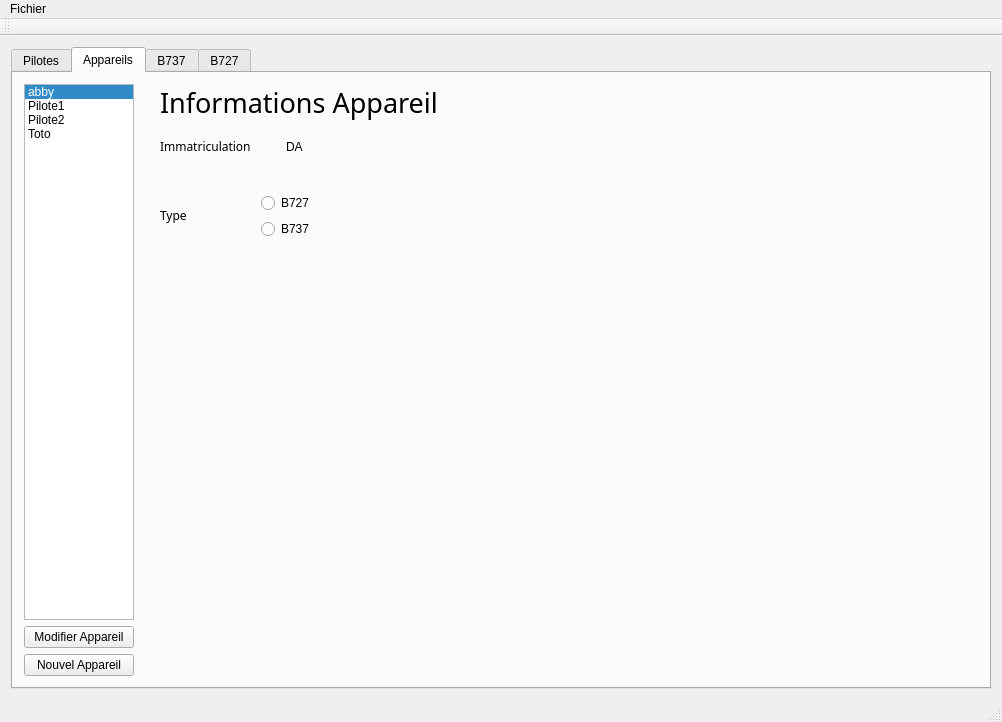
This is crispy_chainsaw/mainwindow.ui in ViryBe/crispy_chainsaw as Qt 5 draws it before an edit. The edited form follows.
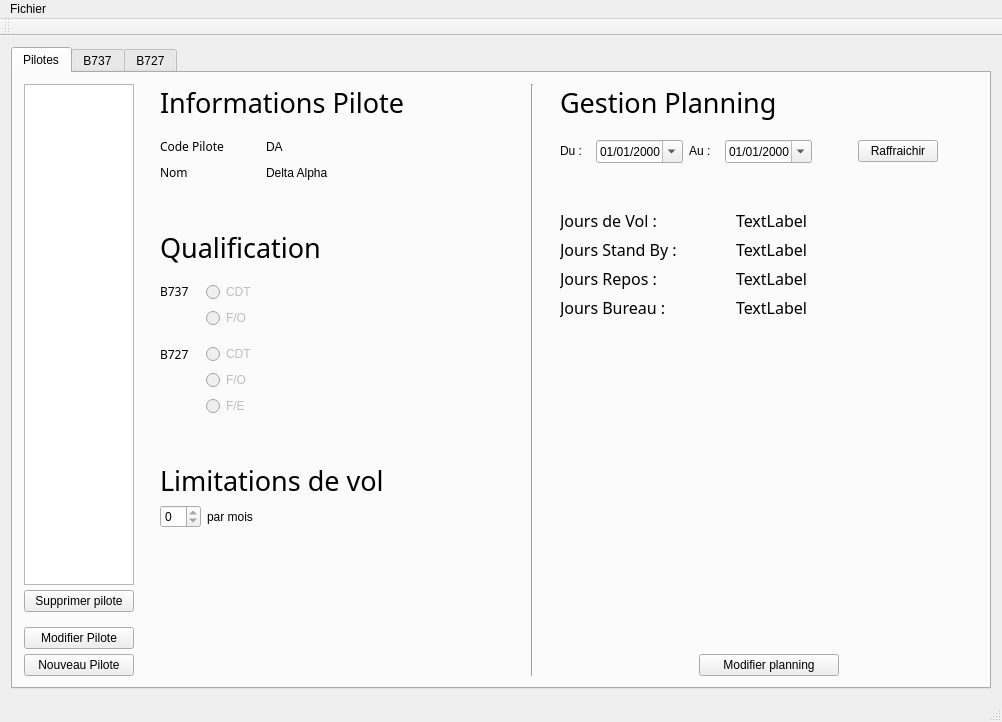
This is the edited form. The open tabs and pages were chosen to show the change.

Diff of the .ui file:
```diff
--- a/crispy_chainsaw/mainwindow.ui
+++ b/crispy_chainsaw/mainwindow.ui
@@ -17,6 +17,9 @@
    <layout class="QVBoxLayout" name="verticalLayout">
     <item>
      <widget class="QTabWidget" name="tabWidget">
+      <property name="enabled">
+       <bool>true</bool>
+      </property>
       <property name="currentIndex">
        <number>0</number>
       </property>
@@ -1063,308 +1066,6 @@
         </item>
        </layout>
       </widget>
-      <widget class="QWidget" name="flotteTab">
-       <attribute name="title">
-        <string>Appareils</string>
-       </attribute>
-       <layout class="QHBoxLayout" name="horizontalLayout_12">
-        <item>
-         <layout class="QVBoxLayout" name="verticalLayout_6">
-          <item>
-           <widget class="QListWidget" name="planeList">
-            <property name="minimumSize">
-             <size>
-              <width>110</width>
-              <height>0</height>
-             </size>
-            </property>
-            <property name="maximumSize">
-             <size>
-              <width>110</width>
-              <height>16777215</height>
-             </size>
-            </property>
-            <property name="alternatingRowColors">
-             <bool>false</bool>
-            </property>
-            <property name="currentRow">
-             <number>0</number>
-            </property>
-            <property name="sortingEnabled">
-             <bool>true</bool>
-            </property>
-            <item>
-             <property name="text">
-              <string>abby</string>
-             </property>
-            </item>
-            <item>
-             <property name="text">
-              <string>Pilote1</string>
-             </property>
-            </item>
-            <item>
-             <property name="text">
-              <string>Pilote2</string>
-             </property>
-            </item>
-            <item>
-             <property name="text">
-              <string>Toto</string>
-             </property>
-            </item>
-           </widget>
-          </item>
-          <item>
-           <widget class="QPushButton" name="planeManage">
-            <property name="minimumSize">
-             <size>
-              <width>110</width>
-              <height>0</height>
-             </size>
-            </property>
-            <property name="maximumSize">
-             <size>
-              <width>110</width>
-              <height>16777215</height>
-             </size>
-            </property>
-            <property name="text">
-             <string>Modifier Appareil</string>
-            </property>
-           </widget>
-          </item>
-          <item>
-           <widget class="QPushButton" name="planeAdd">
-            <property name="sizePolicy">
-             <sizepolicy hsizetype="Minimum" vsizetype="Fixed">
-              <horstretch>0</horstretch>
-              <verstretch>0</verstretch>
-             </sizepolicy>
-            </property>
-            <property name="minimumSize">
-             <size>
-              <width>110</width>
-              <height>0</height>
-             </size>
-            </property>
-            <property name="maximumSize">
-             <size>
-              <width>110</width>
-              <height>16777215</height>
-             </size>
-            </property>
-            <property name="text">
-             <string>Nouvel Appareil</string>
-            </property>
-           </widget>
-          </item>
-         </layout>
-        </item>
-        <item>
-         <layout class="QVBoxLayout" name="verticalLayout_8">
-          <property name="leftMargin">
-           <number>20</number>
-          </property>
-          <item>
-           <widget class="QLabel" name="informationPlane">
-            <property name="sizePolicy">
-             <sizepolicy hsizetype="Minimum" vsizetype="Fixed">
-              <horstretch>0</horstretch>
-              <verstretch>0</verstretch>
-             </sizepolicy>
-            </property>
-            <property name="font">
-             <font>
-              <family>Microsoft JhengHei Light</family>
-              <pointsize>20</pointsize>
-             </font>
-            </property>
-            <property name="text">
-             <string>Informations Appareil</string>
-            </property>
-           </widget>
-          </item>
-          <item>
-           <spacer name="verticalSpacer_10">
-            <property name="orientation">
-             <enum>Qt::Vertical</enum>
-            </property>
-            <property name="sizeType">
-             <enum>QSizePolicy::Fixed</enum>
-            </property>
-            <property name="sizeHint" stdset="0">
-             <size>
-              <width>20</width>
-              <height>10</height>
-             </size>
-            </property>
-           </spacer>
-          </item>
-          <item>
-           <layout class="QHBoxLayout" name="horizontalLayout_11">
-            <item>
-             <widget class="QLabel" name="codePlane">
-              <property name="sizePolicy">
-               <sizepolicy hsizetype="Fixed" vsizetype="Fixed">
-                <horstretch>0</horstretch>
-                <verstretch>0</verstretch>
-               </sizepolicy>
-              </property>
-              <property name="minimumSize">
-               <size>
-                <width>120</width>
-                <height>0</height>
-               </size>
-              </property>
-              <property name="font">
-               <font>
-                <family>Microsoft JhengHei Light</family>
-               </font>
-              </property>
-              <property name="text">
-               <string>Immatriculation</string>
-              </property>
-             </widget>
-            </item>
-            <item>
-             <widget class="QLabel" name="codePlaneBDD">
-              <property name="sizePolicy">
-               <sizepolicy hsizetype="Expanding" vsizetype="Fixed">
-                <horstretch>0</horstretch>
-                <verstretch>0</verstretch>
-               </sizepolicy>
-              </property>
-              <property name="text">
-               <string>DA</string>
-              </property>
-             </widget>
-            </item>
-            <item>
-             <spacer name="horizontalSpacer_7">
-              <property name="sizePolicy">
-               <sizepolicy hsizetype="MinimumExpanding" vsizetype="Minimum">
-                <horstretch>0</horstretch>
-                <verstretch>0</verstretch>
-               </sizepolicy>
-              </property>
-              <property name="orientation">
-               <enum>Qt::Horizontal</enum>
-              </property>
-              <property name="sizeType">
-               <enum>QSizePolicy::MinimumExpanding</enum>
-              </property>
-              <property name="sizeHint" stdset="0">
-               <size>
-                <width>40</width>
-                <height>20</height>
-               </size>
-              </property>
-             </spacer>
-            </item>
-           </layout>
-          </item>
-          <item>
-           <spacer name="verticalSpacer_11">
-            <property name="orientation">
-             <enum>Qt::Vertical</enum>
-            </property>
-            <property name="sizeType">
-             <enum>QSizePolicy::Fixed</enum>
-            </property>
-            <property name="sizeHint" stdset="0">
-             <size>
-              <width>20</width>
-              <height>30</height>
-             </size>
-            </property>
-           </spacer>
-          </item>
-          <item>
-           <layout class="QHBoxLayout" name="horizontalLayout_10">
-            <item>
-             <widget class="QLabel" name="planeName">
-              <property name="sizePolicy">
-               <sizepolicy hsizetype="Fixed" vsizetype="Fixed">
-                <horstretch>20</horstretch>
-                <verstretch>0</verstretch>
-               </sizepolicy>
-              </property>
-              <property name="minimumSize">
-               <size>
-                <width>95</width>
-                <height>0</height>
-               </size>
-              </property>
-              <property name="font">
-               <font>
-                <family>Microsoft JhengHei Light</family>
-               </font>
-              </property>
-              <property name="text">
-               <string>Type</string>
-              </property>
-             </widget>
-            </item>
-            <item>
-             <layout class="QVBoxLayout" name="verticalLayout_7">
-              <item>
-               <widget class="QRadioButton" name="B727">
-                <property name="text">
-                 <string>B727</string>
-                </property>
-                <property name="checkable">
-                 <bool>false</bool>
-                </property>
-               </widget>
-              </item>
-              <item>
-               <widget class="QRadioButton" name="B737">
-                <property name="text">
-                 <string>B737</string>
-                </property>
-                <property name="checkable">
-                 <bool>false</bool>
-                </property>
-               </widget>
-              </item>
-             </layout>
-            </item>
-            <item>
-             <spacer name="horizontalSpacer_8">
-              <property name="orientation">
-               <enum>Qt::Horizontal</enum>
-              </property>
-              <property name="sizeType">
-               <enum>QSizePolicy::MinimumExpanding</enum>
-              </property>
-              <property name="sizeHint" stdset="0">
-               <size>
-                <width>40</width>
-                <height>20</height>
-               </size>
-              </property>
-             </spacer>
-            </item>
-           </layout>
-          </item>
-          <item>
-           <spacer name="verticalSpacer_9">
-            <property name="orientation">
-             <enum>Qt::Vertical</enum>
-            </property>
-            <property name="sizeHint" stdset="0">
-             <size>
-              <width>20</width>
-              <height>40</height>
-             </size>
-            </property>
-           </spacer>
-          </item>
-         </layout>
-        </item>
-       </layout>
-      </widget>
       <widget class="QWidget" name="b737Tab">
        <attribute name="title">
         <string>B737</string>
```
